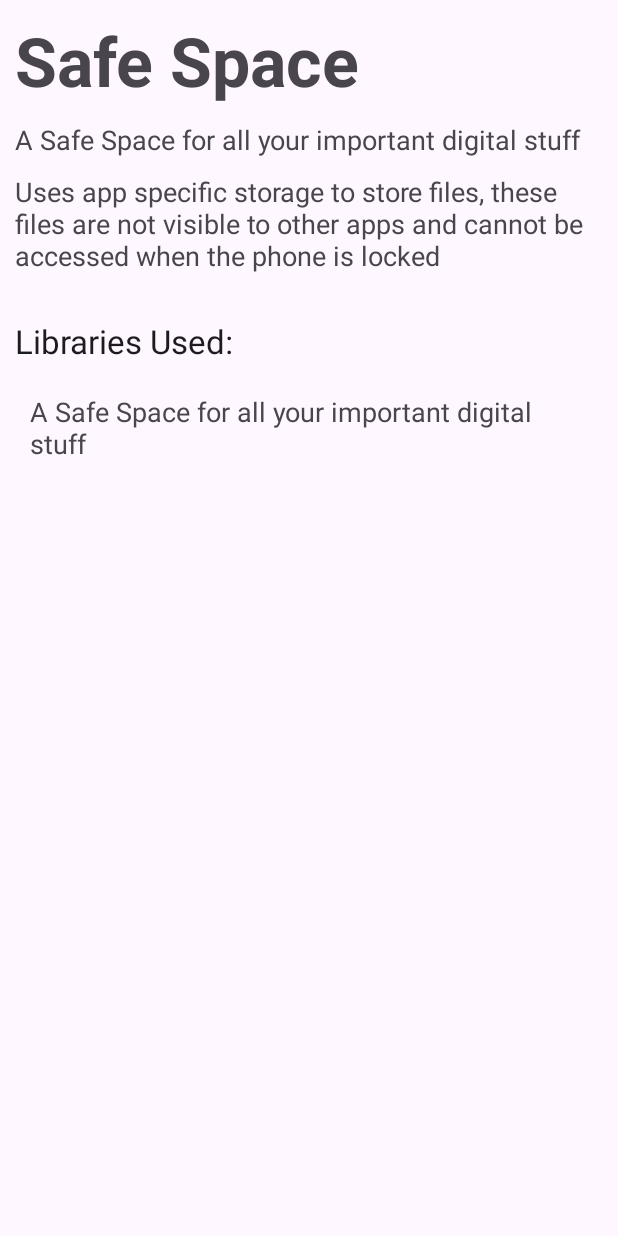
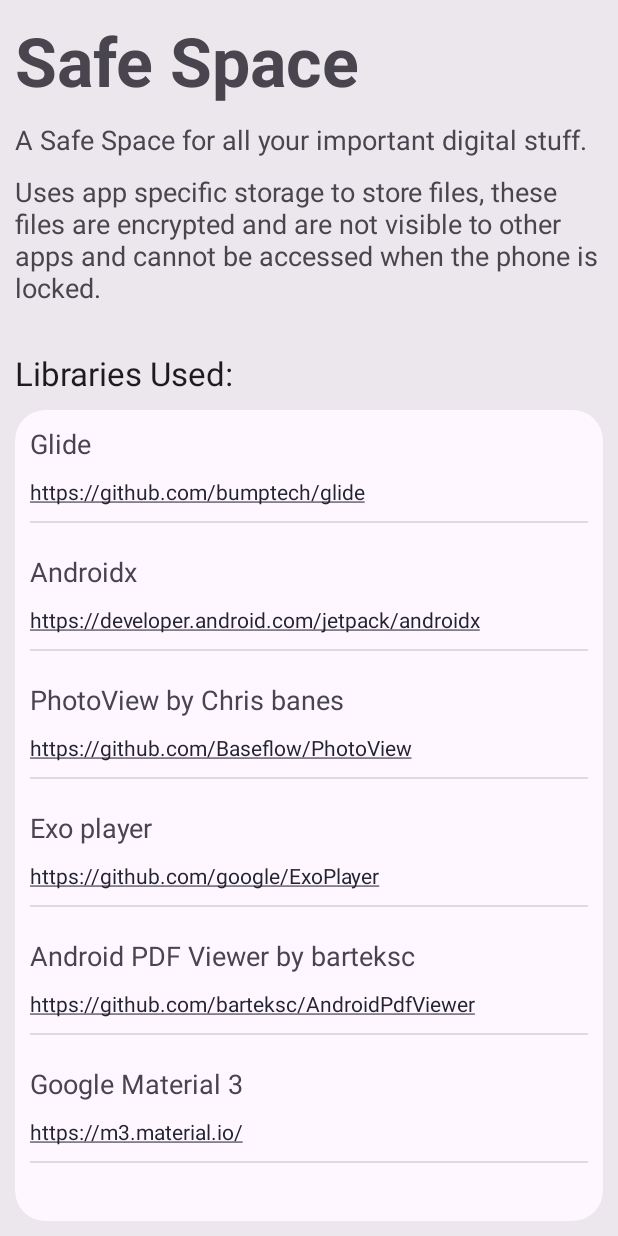
Before and after one commit to aashishksahu/SafeSpace, an Android app: the AboutActivity screen opened directly, with no data from a screen before it, on a phone screen of 412 x 824 dp. Run offline under Robolectric (Android 15) with nearby library versions, the phone set to English and light mode, and no system bars.

Commit message:
implemented file export & about page

```diff
--- a/app/build.gradle
+++ b/app/build.gradle
@@ -57,7 +57,4 @@ dependencies {
     implementation 'androidx.appcompat:appcompat:1.6.1'
     implementation 'com.google.android.material:material:1.9.0'
     implementation 'androidx.constraintlayout:constraintlayout:2.1.4'
-
-//  dev dependencies
-    debugImplementation 'com.squareup.leakcanary:leakcanary-android:2.11'
 }
--- a/app/src/main/java/org/android/safespace/AboutActivity.kt
+++ b/app/src/main/java/org/android/safespace/AboutActivity.kt
@@ -1,11 +1,86 @@
 package org.android.safespace
 
+import android.os.Bundle
+import android.view.LayoutInflater
+import android.view.View
+import android.view.ViewGroup
+import android.widget.TextView
 import androidx.appcompat.app.AppCompatActivity
-import android.os.Bundle
+import androidx.recyclerview.widget.LinearLayoutManager
+import androidx.recyclerview.widget.RecyclerView
 
 class AboutActivity : AppCompatActivity() {
     override fun onCreate(savedInstanceState: Bundle?) {
         super.onCreate(savedInstanceState)
         setContentView(R.layout.activity_about)
+
+        val libRV = findViewById<RecyclerView>(R.id.librariesRV)
+        val libRVAdapter = LibRVAdapter()
+
+        libRV.layoutManager = LinearLayoutManager(this)
+        libRV.adapter = libRVAdapter
+    }
+
+    inner class LibRVAdapter : RecyclerView.Adapter<LibRVAdapter.ViewHolder>() {
+
+        inner class LibrariesUsed(
+            name: String,
+            link: String
+        ) {
+            var name: String
+            var link: String
+
+            init {
+                this.name = name
+                this.link = link
+            }
+        }
+
+        private val librariesUsedList: ArrayList<LibrariesUsed> = arrayListOf(
+            LibrariesUsed(
+                getString(R.string.glide),
+                "https://github.com/bumptech/glide"
+            ), LibrariesUsed(
+                getString(R.string.androidx),
+                "https://developer.android.com/jetpack/androidx"
+            ), LibrariesUsed(
+                getString(R.string.photoview),
+                "https://github.com/Baseflow/PhotoView"
+            ), LibrariesUsed(
+                getString(R.string.exo),
+                "https://github.com/google/ExoPlayer"
+            ), LibrariesUsed(
+                getString(R.string.pdf_lib),
+                "https://github.com/barteksc/AndroidPdfViewer"
+            ), LibrariesUsed(
+                getString(R.string.material),
+                "https://m3.material.io/"
+            )
+        )
+
+        inner class ViewHolder(itemView: View) : RecyclerView.ViewHolder(itemView) {
+            var name: TextView = itemView.findViewById(R.id.libName)
+            val link: TextView = itemView.findViewById(R.id.libLink)
+        }
+
+        override fun onCreateViewHolder(parent: ViewGroup, viewType: Int): ViewHolder {
+            val inflater = LayoutInflater.from(parent.context)
+            // Inflate the custom layout
+            val libView = inflater.inflate(R.layout.library_view, parent, false)
+
+            // Return a new holder instance
+            return ViewHolder(libView)
+        }
+
+        override fun getItemCount(): Int {
+            return librariesUsedList.size
+        }
+
+        override fun onBindViewHolder(holder: ViewHolder, position: Int) {
+            val libItem = librariesUsedList[position]
+
+            holder.name.text = libItem.name
+            holder.link.text = libItem.link
+        }
     }
 }
--- a/app/src/main/java/org/android/safespace/MainActivity.kt
+++ b/app/src/main/java/org/android/safespace/MainActivity.kt
@@ -38,7 +38,7 @@ import org.android.safespace.lib.Utils
 
 /*
  Todo:
-  * Implement about page
+  * Implement root detection
   *
   * Sort options [Low Priority]
 */
--- a/app/src/main/res/layout/activity_about.xml
+++ b/app/src/main/res/layout/activity_about.xml
@@ -4,6 +4,7 @@
     xmlns:tools="http://schemas.android.com/tools"
     android:layout_width="match_parent"
     android:layout_height="match_parent"
+    android:background="?attr/backgroundColor"
     tools:context=".AboutActivity">
 
     <TextView
@@ -65,17 +66,10 @@
         app:strokeColor="@color/transparent"
         app:strokeWidth="0dp">
 
-        <TextView
-            android:id="@+id/textView9"
-            android:layout_width="351dp"
-            android:layout_height="wrap_content"
-            android:layout_margin="10sp"
-            android:text="@string/about_sub_title1"
-            android:textAppearance="@style/TextAppearance.AppCompat.Medium"
-            app:layout_constraintEnd_toEndOf="parent"
-            app:layout_constraintStart_toStartOf="parent"
-            app:layout_constraintTop_toBottomOf="@+id/textView2" />
-
+        <androidx.recyclerview.widget.RecyclerView
+            android:id="@+id/librariesRV"
+            android:layout_width="match_parent"
+            android:layout_height="match_parent" />
     </com.google.android.material.card.MaterialCardView>
 
 </androidx.constraintlayout.widget.ConstraintLayout>
--- /dev/null
+++ b/app/src/main/res/layout/library_view.xml
@@ -0,0 +1,39 @@
+<?xml version="1.0" encoding="utf-8"?>
+<androidx.constraintlayout.widget.ConstraintLayout xmlns:android="http://schemas.android.com/apk/res/android"
+    xmlns:app="http://schemas.android.com/apk/res-auto"
+    android:layout_width="match_parent"
+    android:layout_height="wrap_content">
+
+    <TextView
+        android:id="@+id/libName"
+        android:layout_width="0dp"
+        android:layout_height="wrap_content"
+        android:layout_margin="10sp"
+        android:textAppearance="@style/TextAppearance.AppCompat.Medium"
+        app:layout_constraintEnd_toEndOf="parent"
+        app:layout_constraintStart_toStartOf="parent"
+        app:layout_constraintTop_toTopOf="parent" />
+
+    <TextView
+        android:id="@+id/libLink"
+        android:layout_width="0dp"
+        android:layout_height="wrap_content"
+        android:layout_margin="10sp"
+        android:autoLink="web"
+        android:linksClickable="true"
+        android:textAppearance="@style/TextAppearance.AppCompat.Small"
+        app:layout_constraintEnd_toEndOf="parent"
+        app:layout_constraintStart_toStartOf="parent"
+        app:layout_constraintTop_toBottomOf="@+id/libName" />
+
+    <View
+        android:id="@+id/divider"
+        android:layout_width="0dp"
+        android:layout_height="1dp"
+        android:layout_margin="10sp"
+        android:background="?android:attr/listDivider"
+        app:layout_constraintBottom_toBottomOf="parent"
+        app:layout_constraintEnd_toEndOf="parent"
+        app:layout_constraintStart_toStartOf="parent"
+        app:layout_constraintTop_toBottomOf="@+id/libLink" />
+</androidx.constraintlayout.widget.ConstraintLayout>
--- a/app/src/main/res/values/strings.xml
+++ b/app/src/main/res/values/strings.xml
@@ -65,10 +65,16 @@
     <string name="auth_no_biometric_msg">It is recommended to use a PIN or Password to keep your data secure</string>
     <string name="auth_stuck">Lock and unlock your screen if you are stuck here.</string>
 
-    <string name="about_text">About (Coming Soon)</string>
+    <string name="about_text">About</string>
     <string name="about_title">Safe Space</string>
-    <string name="about_sub_title1">A Safe Space for all your important digital stuff</string>
-    <string name="about_sub_title2">Uses app specific storage to store files, these files are not visible to other apps and cannot be accessed when the phone is locked</string>
+    <string name="about_sub_title1">A Safe Space for all your important digital stuff.</string>
+    <string name="about_sub_title2">Uses app specific storage to store files, these files are encrypted and are not visible to other apps and cannot be accessed when the phone is locked.</string>
     <string name="about_foss">Libraries Used:</string>
+
     <string name="glide">Glide</string>
+    <string name="androidx">Androidx</string>
+    <string name="photoview">PhotoView by Chris banes</string>
+    <string name="exo">Exo player</string>
+    <string name="pdf_lib">Android PDF Viewer by barteksc</string>
+    <string name="material">Google Material 3</string>
 </resources>
```
